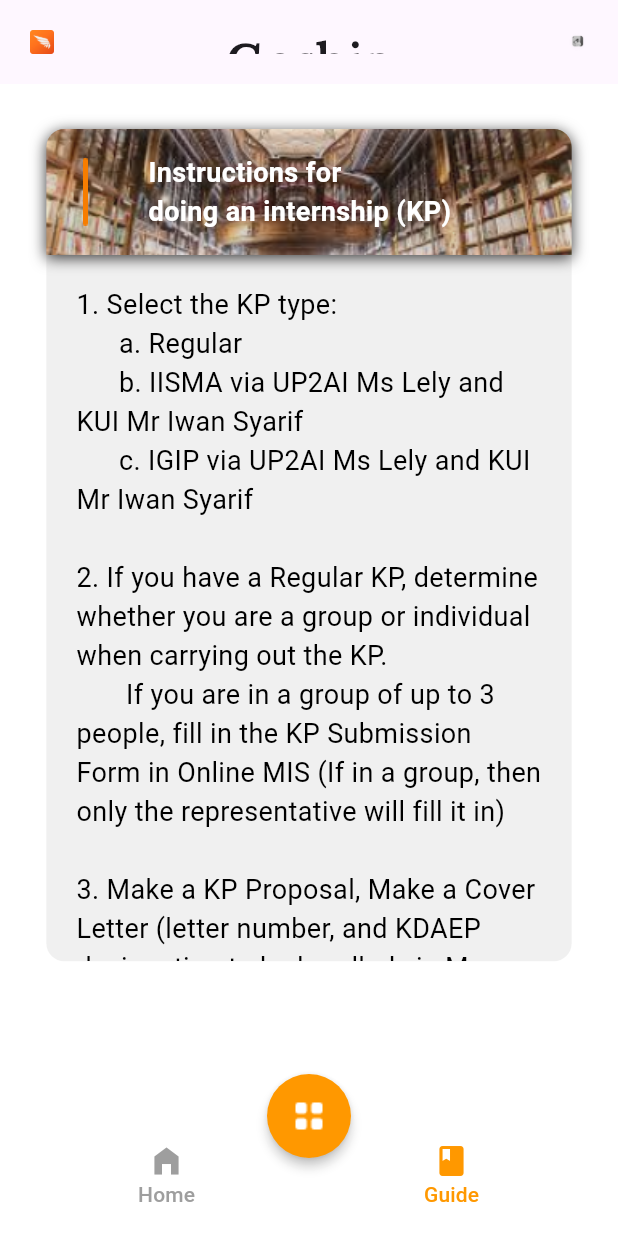
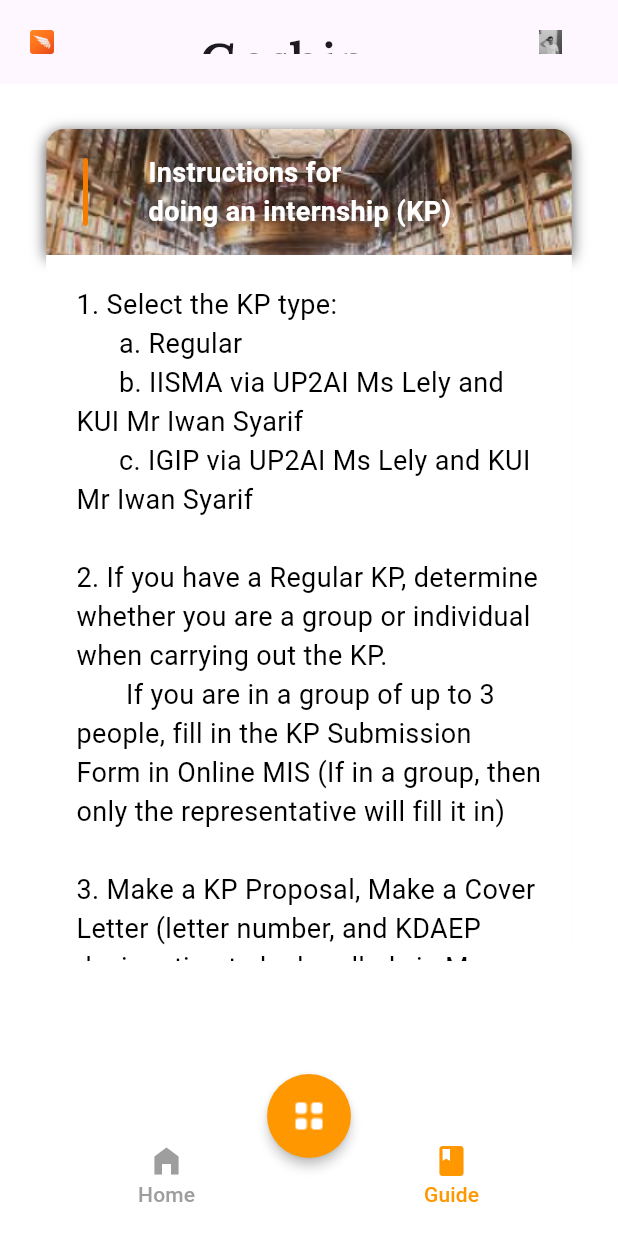
Before and after one commit to andraalayubi/agile-master-fork, a Flutter app: the screen it shows after launch, after a tap on "Skip", after a tap on "Start", after a tap on "Guide", on a phone screen of 412 x 824 dp. Run offline on Flutter 3.47's test engine with Material 3 defaults, Android fonts, the phone set to English and light mode, and no system bars; our stand-ins replace readmore, shared_preferences; missing offline and left inert: dart:ffi; network calls fail.

Commit message:
Fixing some components color

```diff
--- a/flutter_project/lib/main.dart
+++ b/flutter_project/lib/main.dart
@@ -1,5 +1,4 @@
 import 'package:flutter/material.dart';
-import 'package:flutter_project/view/list/list_perusahaan.dart';
 import 'package:flutter_project/view/splash_screen/splash_screen.dart';
 
 
--- a/flutter_project/lib/view/guide/guide.dart
+++ b/flutter_project/lib/view/guide/guide.dart
@@ -6,23 +6,33 @@ class Guide extends StatelessWidget {
   @override
   Widget build(BuildContext context) {
     return Scaffold(
-      backgroundColor: Colors.white70.withOpacity(0.95),
+      backgroundColor: Colors.white24,
       appBar: AppBar(
-        flexibleSpace: const Padding(
-          padding: EdgeInsets.all(20.0),
+        flexibleSpace: Padding(
+          padding: const EdgeInsets.all(20.0),
           child: Row(
             mainAxisAlignment: MainAxisAlignment.spaceBetween,
             crossAxisAlignment: CrossAxisAlignment.center,
             children: [
-              Image(image: AssetImage('assets/home/logo1.png')),
-              Text(
+              const Image(image: AssetImage('assets/home/logo1.png')),
+              const Text(
                 'Goship',
                 style: TextStyle(
                     fontWeight: FontWeight.bold,
                     fontSize: 30,
                     fontFamily: 'LibreBaskerville'),
               ),
-              Image(image: AssetImage('assets/home/ProfilePhoto.png'))
+              Container(
+                width: 50,
+                  height: 50,
+                  decoration:
+                      BoxDecoration(borderRadius: BorderRadius.circular(10)),
+                  child: const Image(
+                    image: AssetImage(
+                      'assets/home/Profile_Photo1.png',
+                    ),
+                    fit: BoxFit.contain,
+                  ))
             ],
           ),
         ),
@@ -30,34 +40,34 @@ class Guide extends StatelessWidget {
       body: Container(
         child: Column(
           children: [
-            SizedBox(height: 10),
+            const SizedBox(height: 10),
             Center(
               child: Container(
                 width: MediaQuery.of(context).size.width * 0.85,
-                margin: EdgeInsets.symmetric(vertical: 20),
+                margin: const EdgeInsets.symmetric(vertical: 20),
                 decoration: BoxDecoration(
                   borderRadius: BorderRadius.circular(12),
-                  color: Color.fromARGB(255, 239, 239, 239).withOpacity(0.9),
+                  color: const Color.fromARGB(255, 239, 239, 239).withOpacity(0.9),
                 ),
                 child: Column(
                   crossAxisAlignment: CrossAxisAlignment.start,
                   children: [
                     Container(
                       decoration: BoxDecoration(
-                        borderRadius: BorderRadius.only(
+                        borderRadius: const BorderRadius.only(
                           topLeft: Radius.circular(12),
                           topRight: Radius.circular(12),
                         ),
-                        image: DecorationImage(
+                        image: const DecorationImage(
                           image: AssetImage('assets/guide/image21.png'),
                           fit: BoxFit.cover,
                         ),
                         boxShadow: [
                           BoxShadow(
-                            color: Color.fromARGB(255, 37, 36, 36)
-                                .withOpacity(0.9),
+                            color: const Color.fromARGB(255, 37, 36, 36)
+                                .withOpacity(0.8),
                             blurRadius: 8,
-                            offset: Offset(0, 2),
+                            offset: const Offset(0, 2),
                           ),
                         ],
                       ),
@@ -79,12 +89,12 @@ class Guide extends StatelessWidget {
                               ),
                             ),
                           ),
-                          Padding(
-                            padding: const EdgeInsets.only(right: 5.0),
+                          const Padding(
+                            padding: EdgeInsets.only(right: 5.0),
                             child: Align(
                               alignment: Alignment.bottomCenter,
                               child: Padding(
-                                padding: const EdgeInsets.all(16.0),
+                                padding: EdgeInsets.all(16.0),
                                 child: Text(
                                   'Instructions for \ndoing an internship (KP)',
                                   style: TextStyle(
@@ -100,11 +110,13 @@ class Guide extends StatelessWidget {
                       ),
                     ),
                     Container(
+                      color: Colors.white,
                         height: MediaQuery.of(context).size.height / 1.75,
                         child: ListView(
                           children: [
                             Container(
                               padding: const EdgeInsets.all(20),
+                              color: Colors.white,
                               child: const Text(
                                 '1. Select the KP type:\n      a. Regular\n      b. IISMA via UP2AI Ms Lely and KUI Mr Iwan Syarif\n      c. IGIP via UP2AI Ms Lely and KUI Mr Iwan Syarif\n\n2. If you have a Regular KP, determine whether you are a group or individual when carrying out the KP. \n       If you are in a group of up to 3 people, fill in the KP Submission Form in Online MIS (If in a group, then only the representative will fill it in)\n\n3. Make a KP Proposal, Make a Cover Letter (letter number, and KDAEP designation to be handled via Ms Pipid), make a thank you letter when it is received (letter number and KDAEP designation to be managed via Ms Pipid), Farewell to the Supervisor before leaving for KP\n\n4. Implementation of KP 6 Months\n\n5. Making a KP Logbook, the file filled in is the progress of the KP book, photos uploaded can be daily activities at the company (free photos)\n\n6. Preparation for KP Session\n        a. ACC Supervisor\n        b. KP Book\n        c. KP Presentation (Indonesia)\n        d. advance in groups\n        e. Collect Value from the Company\n       f. Collect Mandiri Bank Account (KP funds)',
                                 style: TextStyle(
@@ -113,13 +125,14 @@ class Guide extends StatelessWidget {
                                 ),
                               ),
                             )
+
                           ],
                         )),
                   ],
                 ),
               ),
             ),
-            SizedBox(height: 10),
+            const SizedBox(height: 10),
           ],
         ),
       ),
--- a/flutter_project/lib/view/home/home.dart
+++ b/flutter_project/lib/view/home/home.dart
@@ -17,10 +17,10 @@ class _HomePageState extends State<HomePage> {
   List<Perusahaan> perusahaan = [];
   List<Story> stories = [];
   final _lightColors = [
-    Color(0xAE8C20FF),
-    Colors.red,
-    Colors.lightGreen,
-    Colors.orange.shade300,
+    Color(0xFFD62828),
+    Color(0xFF120B0B),
+    Color(0xFF35C91C),
+    Color(0xFF605B57),
   ];
 
   @override
@@ -74,15 +74,16 @@ class _HomePageState extends State<HomePage> {
                     fontFamily: 'LibreBaskerville'),
               ),
               Container(
-                // width: 45,
-                // height: 45,
-                decoration:
-                    BoxDecoration(borderRadius: BorderRadius.circular(10),),
-                child: const Image(
-                  image: AssetImage('assets/home/Profile_Photo1.png'),
-                  fit: BoxFit.cover,
-                ),
-              )
+                  width: 50,
+                  height: 50,
+                  decoration:
+                  BoxDecoration(borderRadius: BorderRadius.circular(10)),
+                  child: Image(
+                    image: AssetImage(
+                      'assets/home/Profile_Photo1.png',
+                    ),
+                    fit: BoxFit.contain,
+                  ))
             ],
           ),
         ),
```
Also changed, not shown: flutter_project/assets/home/Profile_Photo1.png.
